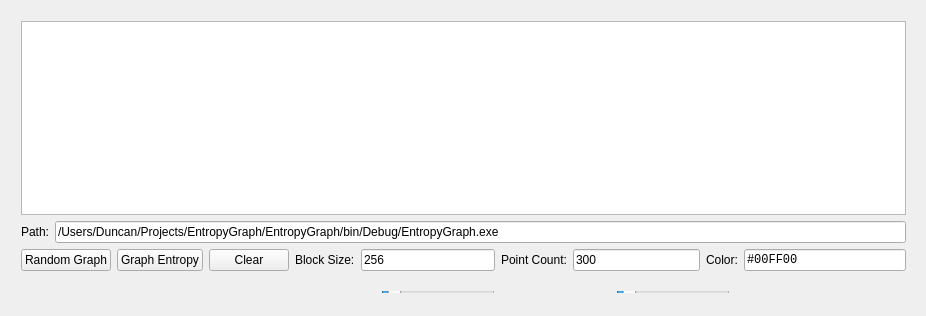
Qt form MainWindow.ui (x64dbg/QtEntropyGraph) before a commit.
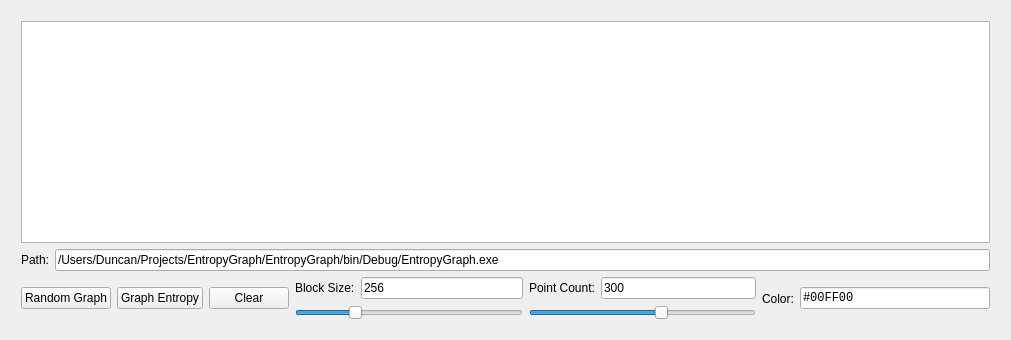
The same form after that commit.

The edit to the form file:
```diff
--- a/MainWindow.ui
+++ b/MainWindow.ui
@@ -6,8 +6,8 @@
    <rect>
     <x>0</x>
     <y>0</y>
-    <width>926</width>
-    <height>316</height>
+    <width>1011</width>
+    <height>340</height>
    </rect>
   </property>
   <property name="windowTitle">
@@ -19,8 +19,8 @@
      <rect>
       <x>10</x>
       <y>10</y>
-      <width>907</width>
-      <height>272</height>
+      <width>991</width>
+      <height>321</height>
      </rect>
     </property>
     <layout class="QVBoxLayout" name="verticalLayout">
@@ -29,6 +29,9 @@
      </item>
      <item>
       <layout class="QHBoxLayout" name="layoutPath">
+       <property name="sizeConstraint">
+        <enum>QLayout::SetMinimumSize</enum>
+       </property>
        <item>
         <widget class="QLabel" name="labelPath">
          <property name="text">
@@ -47,6 +50,9 @@
      </item>
      <item>
       <layout class="QHBoxLayout" name="horizontalLayout">
+       <property name="sizeConstraint">
+        <enum>QLayout::SetMinimumSize</enum>
+       </property>
        <item>
         <widget class="QPushButton" name="btnRandomGraph">
          <property name="text">
@@ -69,6 +75,11 @@
         </widget>
        </item>
        <item>
+        <layout class="QVBoxLayout" name="verticalLayout_3">
+         <property name="sizeConstraint">
+          <enum>QLayout::SetMinimumSize</enum>
+         </property>
+         <item>
         <layout class="QHBoxLayout" name="layoutBlockSize">
          <item>
           <widget class="QLabel" name="labelBlockSize">
@@ -87,6 +98,35 @@
         </layout>
        </item>
        <item>
+          <widget class="QSlider" name="sliderBlockSize">
+           <property name="sizePolicy">
+            <sizepolicy hsizetype="Expanding" vsizetype="Minimum">
+             <horstretch>0</horstretch>
+             <verstretch>0</verstretch>
+            </sizepolicy>
+           </property>
+           <property name="minimum">
+            <number>2</number>
+           </property>
+           <property name="maximum">
+            <number>1024</number>
+           </property>
+           <property name="value">
+            <number>256</number>
+           </property>
+           <property name="orientation">
+            <enum>Qt::Horizontal</enum>
+           </property>
+          </widget>
+         </item>
+        </layout>
+       </item>
+       <item>
+        <layout class="QVBoxLayout" name="verticalLayout_2">
+         <property name="sizeConstraint">
+          <enum>QLayout::SetMinimumSize</enum>
+         </property>
+         <item>
         <layout class="QHBoxLayout" name="layoutPointCount">
          <item>
           <widget class="QLabel" name="labelPointCount">
@@ -105,7 +145,28 @@
         </layout>
        </item>
        <item>
+          <widget class="QSlider" name="sliderPointCount">
+           <property name="minimum">
+            <number>10</number>
+           </property>
+           <property name="maximum">
+            <number>500</number>
+           </property>
+           <property name="value">
+            <number>300</number>
+           </property>
+           <property name="orientation">
+            <enum>Qt::Horizontal</enum>
+           </property>
+          </widget>
+         </item>
+        </layout>
+       </item>
+       <item>
         <layout class="QHBoxLayout" name="layoutColor">
+         <property name="sizeConstraint">
+          <enum>QLayout::SetMinimumSize</enum>
+         </property>
          <item>
           <widget class="QLabel" name="labelColor">
            <property name="text">
@@ -131,63 +192,6 @@
      </item>
     </layout>
    </widget>
-   <widget class="QWidget" name="">
-    <property name="geometry">
-     <rect>
-      <x>370</x>
-      <y>280</y>
-      <width>371</width>
-      <height>24</height>
-     </rect>
-    </property>
-    <layout class="QHBoxLayout" name="horizontalLayout_2">
-     <item>
-      <widget class="QSlider" name="sliderBlockSize">
-       <property name="minimum">
-        <number>2</number>
-       </property>
-       <property name="maximum">
-        <number>4096</number>
-       </property>
-       <property name="value">
-        <number>256</number>
-       </property>
-       <property name="orientation">
-        <enum>Qt::Horizontal</enum>
-       </property>
-      </widget>
-     </item>
-     <item>
-      <spacer name="horizontalSpacer">
-       <property name="orientation">
-        <enum>Qt::Horizontal</enum>
-       </property>
-       <property name="sizeHint" stdset="0">
-        <size>
-         <width>40</width>
-         <height>20</height>
-        </size>
-       </property>
-      </spacer>
-     </item>
-     <item>
-      <widget class="QSlider" name="sliderPointCount">
-       <property name="minimum">
-        <number>10</number>
-       </property>
-       <property name="maximum">
-        <number>5000</number>
-       </property>
-       <property name="value">
-        <number>300</number>
-       </property>
-       <property name="orientation">
-        <enum>Qt::Horizontal</enum>
-       </property>
-      </widget>
-     </item>
-    </layout>
-   </widget>
   </widget>
  </widget>
  <layoutdefault spacing="6" margin="11"/>
```
Lines whose indentation alone changed are shown as unchanged.
